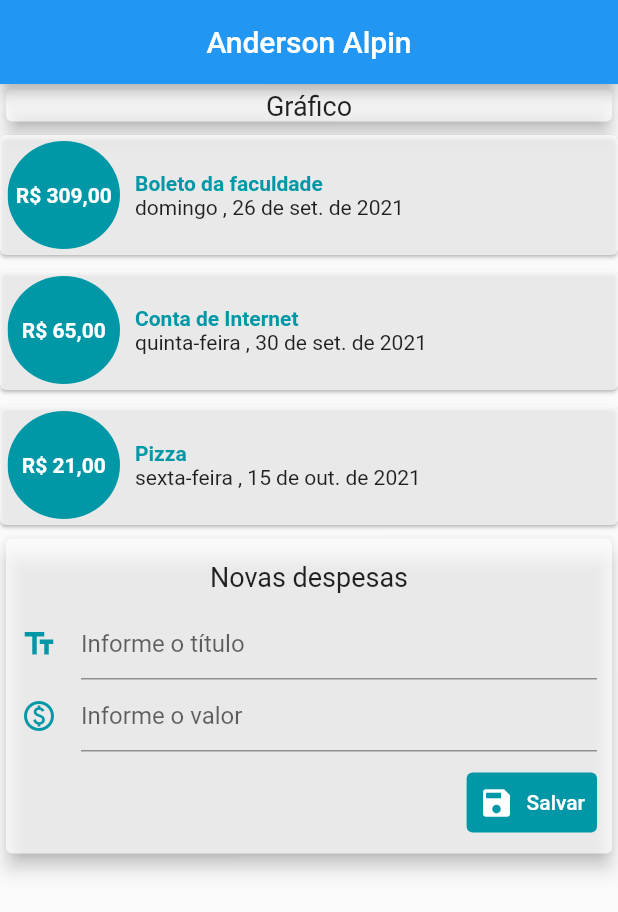
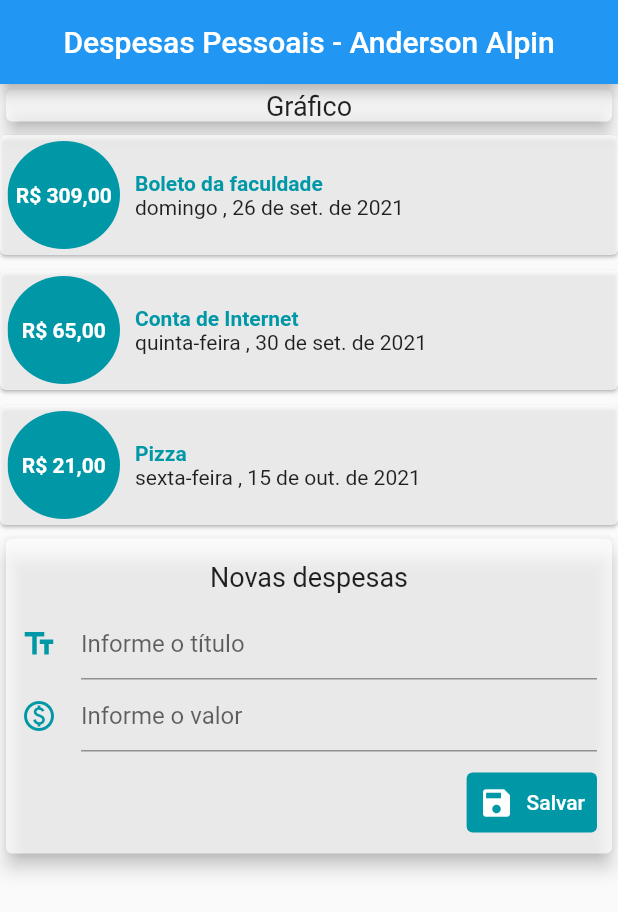
Before and after one commit to AndersonAlpin/despesas_pessoais, a Flutter app: the screen it shows after launch, on a phone screen of 412 x 824 dp. Shown: the top 912 px of the screen. Run offline on Flutter 3.47's test engine with Material 2 defaults, Android fonts, the phone set to English and light mode, and no system bars.

Commit message:
refactor(transaction_form): add keyboardType
add numeric type in value TextField

```diff
--- a/lib/components/transaction_form.dart
+++ b/lib/components/transaction_form.dart
@@ -42,6 +42,7 @@ class TransactionForm extends StatelessWidget {
                 ),
               ),
               TextField(
+                keyboardType: TextInputType.numberWithOptions(decimal: true),
                 controller: valueController,
                 decoration: InputDecoration(
                   hintText: 'Informe o valor',
--- a/lib/views/home.dart
+++ b/lib/views/home.dart
@@ -9,7 +9,7 @@ class MyHomePage extends StatelessWidget {
     return Scaffold(
       appBar: AppBar(
         centerTitle: true,
-        title: Text('Anderson Alpin'),
+        title: Text('Despesas Pessoais - Anderson Alpin'),
       ),
       body: Column(
         mainAxisAlignment: MainAxisAlignment.start,
```
Also changed, not shown: pubspec.lock.
